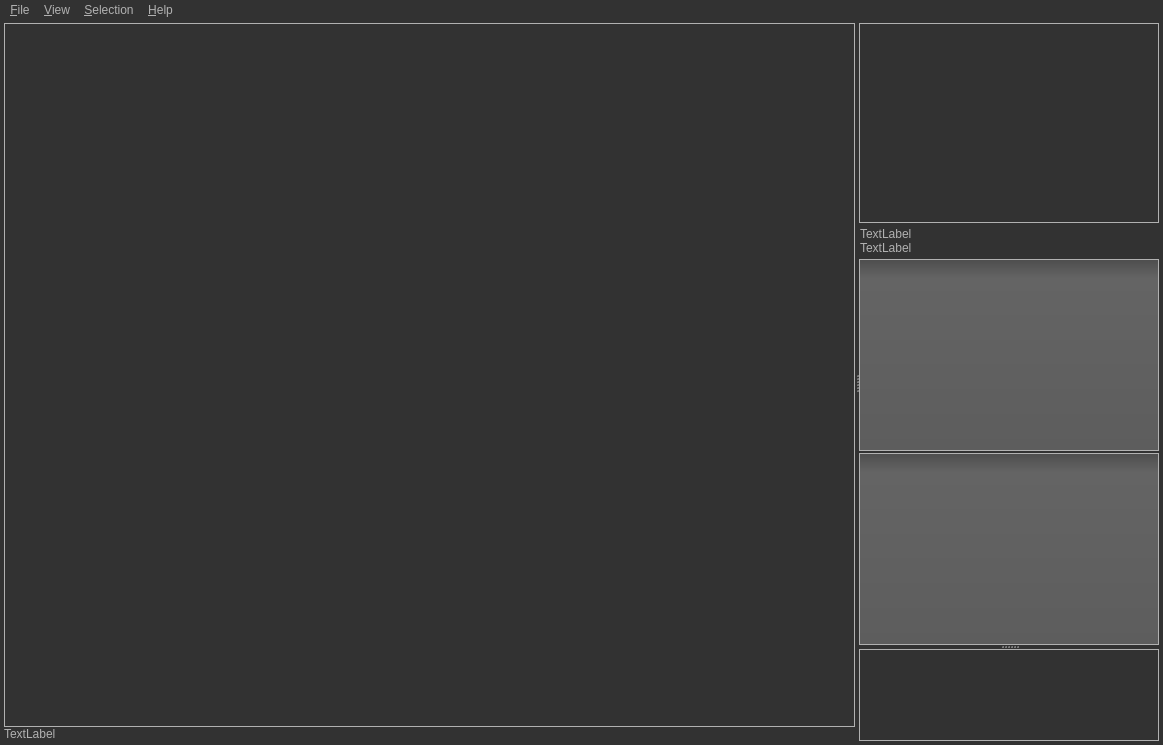
Before: the Qt Designer form src/saisieQT/mainwindow.ui in micmacIGN/micmac, drawn with Qt 5.
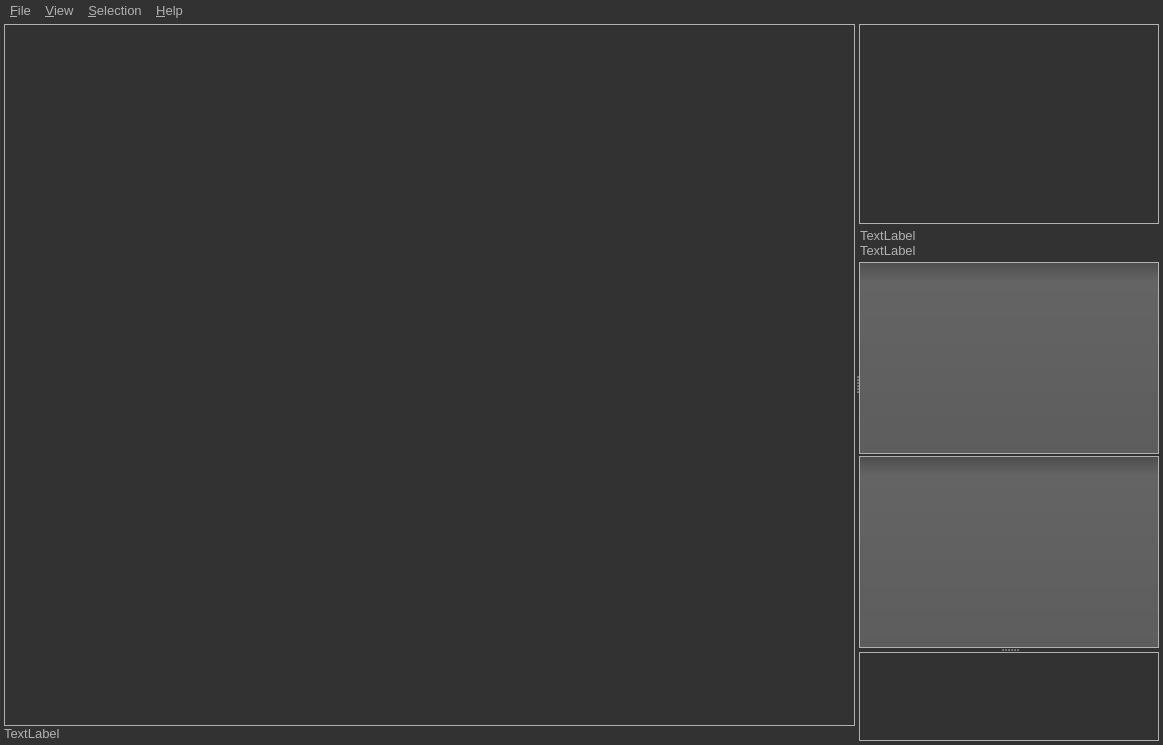
After: the same form once the commit is applied. Icons and pictures are not drawn.

Commit message: SaisieQt : ui style

Diff of the .ui file:
```diff
--- a/src/saisieQT/mainwindow.ui
+++ b/src/saisieQT/mainwindow.ui
@@ -34,6 +34,7 @@
 {
     color: #b1b1b1;
     background-color: #323232;
+    font-size: 13px
 }
 
 QWidget:item:hover
@@ -852,7 +853,7 @@
      <x>0</x>
      <y>0</y>
      <width>1163</width>
-     <height>20</height>
+     <height>22</height>
     </rect>
    </property>
    <property name="mouseTracking">
```
The commit also changes 1 other file.
